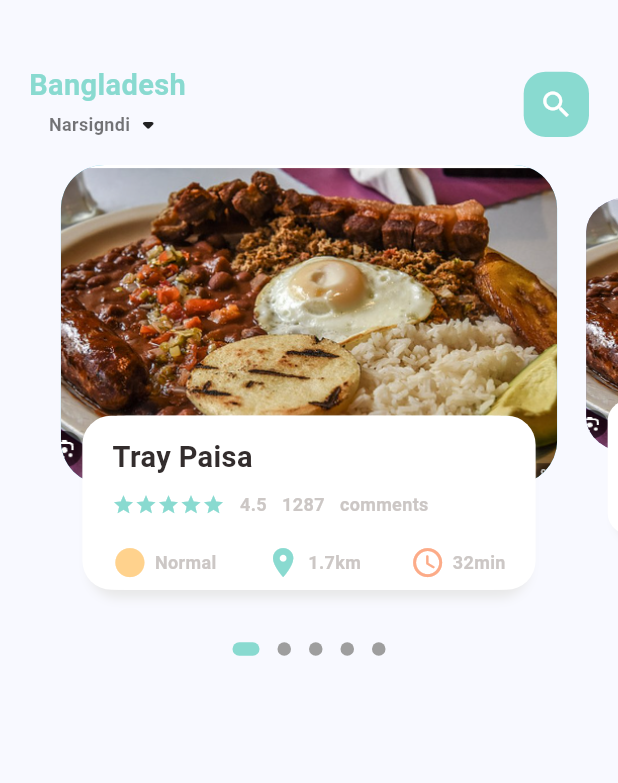
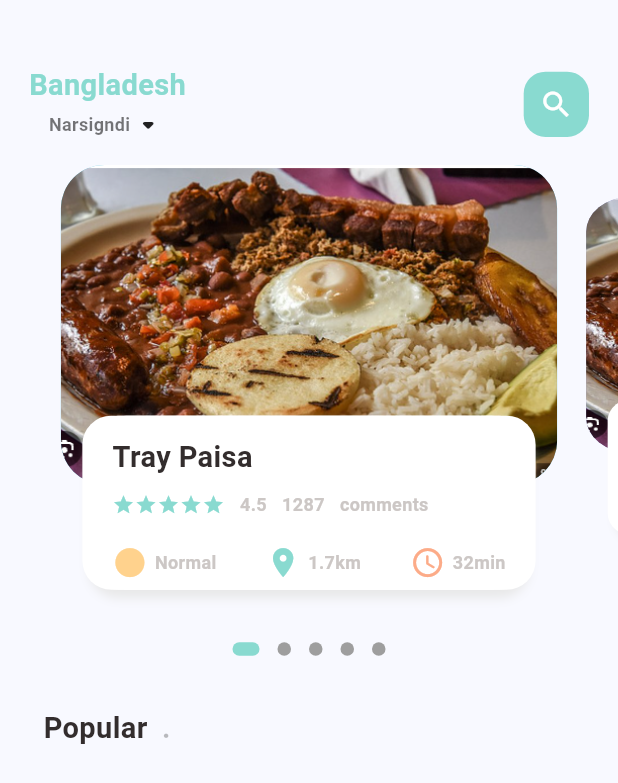
Before and after one commit to Lorena2387/app_e_comerce, a Flutter app: the screen it shows after launch, on a phone screen of 412 x 824 dp. Shown: the top 783 px of the screen. Run offline on Flutter 3.47's test engine with Material 3 defaults, Android fonts, the phone set to English and light mode, and no system bars; drawn by our look-alikes of dots_indicator; our stand-ins replace get.

Commit message:
implement BigText

```diff
--- a/lib/home/food_page_body.dart
+++ b/lib/home/food_page_body.dart
@@ -38,6 +38,7 @@ class _FoodPageBodyState extends State<FoodPageBody> {
   Widget build(BuildContext context) {
     return Column(
       children: [
+        //slider section
         Container(
           height: Dimensions.pageViw,
           child: PageView.builder(
@@ -47,6 +48,7 @@ class _FoodPageBodyState extends State<FoodPageBody> {
                 return _buildPageItem(position);
               }),
         ),
+        //dots
         new DotsIndicator(
           dotsCount: 5,
           position: _currPageValue,
@@ -58,6 +60,30 @@ class _FoodPageBodyState extends State<FoodPageBody> {
                 borderRadius: BorderRadius.circular(5.0)),
           ),
         ),
+        //Popular text
+        SizedBox(
+          height: Dimensions.height30,
+        ),
+        Container(
+          margin: EdgeInsets.only(left: Dimensions.width30),
+          child: Row(
+            children: [
+              BigText(text: "Popular"),
+              SizedBox(
+                width: Dimensions.width10,
+              ),
+              Container(
+                child: BigText(
+                  text: ".",
+                  color: Colors.black26,
+                ),
+              ),
+              SizedBox(
+                width: Dimensions.width10,
+              ),
+            ],
+          ),
+        )
       ],
     );
   }
```
